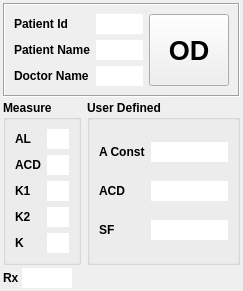
First picture: the form in calculator_patient.ui, repository siborion/siborion_american_scan, before the edit.
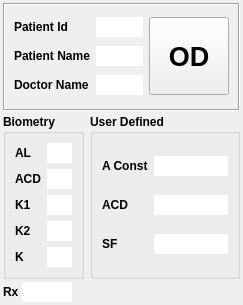
Second picture: the form after the edit. Custom widgets are drawn as their Qt base class.

Diff of the .ui file:
```diff
--- a/calculator_patient.ui
+++ b/calculator_patient.ui
@@ -7,7 +7,7 @@
     <x>0</x>
     <y>0</y>
     <width>243</width>
-    <height>284</height>
+    <height>305</height>
    </rect>
   </property>
   <property name="windowTitle">
@@ -39,7 +39,7 @@
       </font>
      </property>
      <property name="title">
-      <string>Measure</string>
+      <string>Biometry</string>
      </property>
      <layout class="QGridLayout" name="gridLayout_5">
       <item row="2" column="0">
@@ -228,6 +228,12 @@
           <verstretch>0</verstretch>
          </sizepolicy>
         </property>
+        <property name="maximumSize">
+         <size>
+          <width>90</width>
+          <height>16777215</height>
+         </size>
+        </property>
         <property name="font">
          <font>
           <pointsize>20</pointsize>
```
